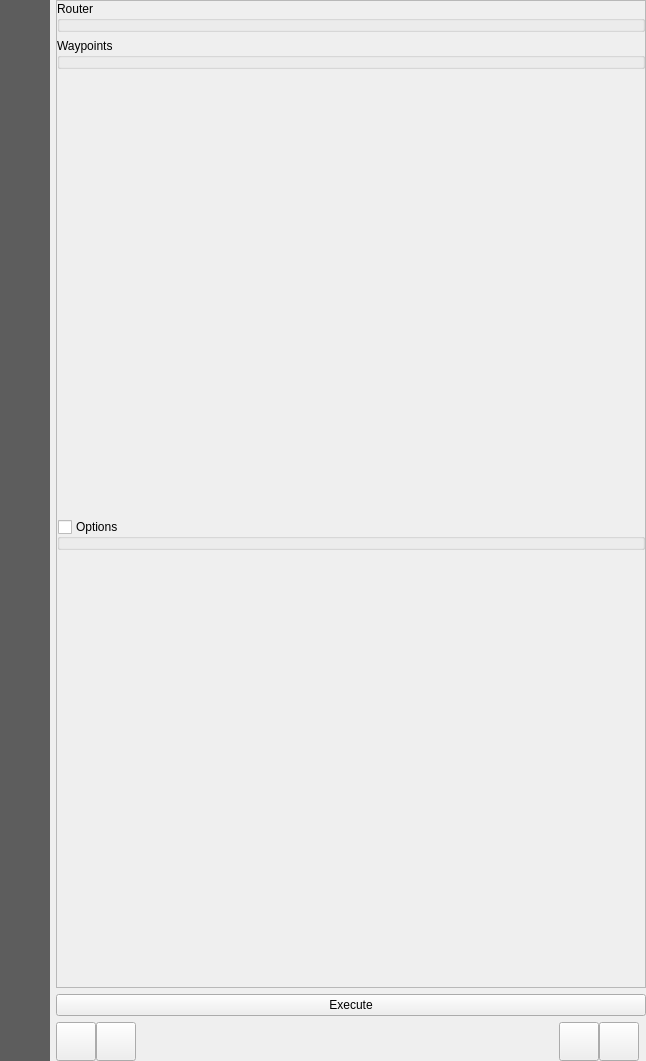
Qt form valhalla/resources/ui/widget_routing_dock.ui (routing-earth/network-analyst-qgis-plugin) before a commit.
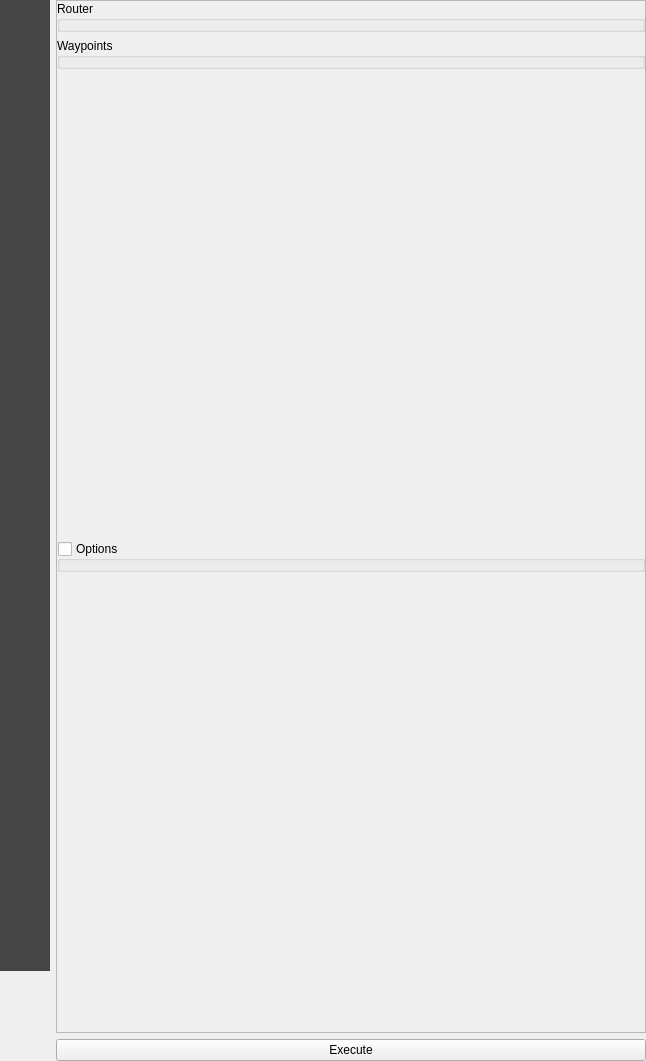
The same form after that commit. Icons and pictures are not drawn. Custom widgets are drawn as their Qt base class.

Diff of the .ui file:
```diff
--- a/valhalla/resources/ui/widget_routing_dock.ui
+++ b/valhalla/resources/ui/widget_routing_dock.ui
@@ -49,7 +49,34 @@
            <number>0</number>
           </property>
           <item>
-           <widget class="QListWidget" name="menu_widget">
+           <widget class="QWidget" name="sidebar_dark" native="true">
+            <property name="sizePolicy">
+             <sizepolicy hsizetype="Preferred" vsizetype="Expanding">
+              <horstretch>0</horstretch>
+              <verstretch>0</verstretch>
+             </sizepolicy>
+            </property>
+            <property name="styleSheet">
+             <string notr="true">#sidebar_dark { background-color: rgb(69, 69, 69); }</string>
+            </property>
+            <layout class="QVBoxLayout" name="sidebar_dark_layout">
+             <property name="spacing">
+              <number>0</number>
+             </property>
+             <property name="leftMargin">
+              <number>0</number>
+             </property>
+             <property name="topMargin">
+              <number>0</number>
+             </property>
+             <property name="rightMargin">
+              <number>0</number>
+             </property>
+             <property name="bottomMargin">
+              <number>0</number>
+             </property>
+             <item>
+              <widget class="QListWidget" name="menu_widget">
             <property name="sizePolicy">
              <sizepolicy hsizetype="Preferred" vsizetype="Preferred">
               <horstretch>0</horstretch>
@@ -64,7 +91,7 @@
             </property>
             <property name="styleSheet">
              <string notr="true">QListWidget{
-	background-color: rgba(69, 69, 69, 220);
+	background-color: rgb(69, 69, 69);
 	outline: 0;
 }
 QListWidget::item {
@@ -162,6 +189,76 @@
             </item>
            </widget>
           </item>
+             <item>
+              <spacer name="sidebarSpacer">
+               <property name="orientation">
+                <enum>Qt::Vertical</enum>
+               </property>
+               <property name="sizeHint" stdset="0">
+                <size>
+                 <width>20</width>
+                 <height>40</height>
+                </size>
+               </property>
+              </spacer>
+             </item>
+            </layout>
+           </widget>
+          </item>
+          <item>
+           <spacer name="sidebarButtonsGap">
+            <property name="orientation">
+             <enum>Qt::Vertical</enum>
+            </property>
+            <property name="sizeType">
+             <enum>QSizePolicy::Fixed</enum>
+            </property>
+            <property name="sizeHint" stdset="0">
+             <size>
+              <width>20</width>
+              <height>12</height>
+             </size>
+            </property>
+           </spacer>
+          </item>
+          <item alignment="Qt::AlignHCenter">
+           <widget class="QToolButton" name="ui_re_btn">
+            <property name="toolTip">
+             <string>routing.earth QGIS plugin</string>
+            </property>
+            <property name="text">
+             <string/>
+            </property>
+            <property name="iconSize">
+             <size>
+              <width>32</width>
+              <height>32</height>
+             </size>
+            </property>
+            <property name="autoRaise">
+             <bool>true</bool>
+            </property>
+           </widget>
+          </item>
+          <item alignment="Qt::AlignHCenter">
+           <widget class="QToolButton" name="ui_help_btn">
+            <property name="text">
+             <string/>
+            </property>
+            <property name="icon">
+             <iconset theme=":images/themes/default/mActionHelpContents.svg"/>
+            </property>
+            <property name="iconSize">
+             <size>
+              <width>32</width>
+              <height>32</height>
+             </size>
+            </property>
+            <property name="autoRaise">
+             <bool>true</bool>
+            </property>
+           </widget>
+          </item>
          </layout>
         </widget>
        </item>
@@ -637,100 +734,6 @@
            </property>
           </widget>
          </item>
-         <item>
-          <layout class="QHBoxLayout" name="horizontalLayout_8">
-           <property name="spacing">
-            <number>0</number>
-           </property>
-           <item>
-            <widget class="QToolButton" name="ui_log_btn">
-             <property name="text">
-              <string/>
-             </property>
-             <property name="iconSize">
-              <size>
-               <width>32</width>
-               <height>32</height>
-              </size>
-             </property>
-            </widget>
-           </item>
-           <item>
-            <widget class="QToolButton" name="ui_graph_btn">
-             <property name="toolTip">
-              <string>Loads the current graph extent as polygon layer and checks for things like admins &amp; tz dbs</string>
-             </property>
-             <property name="text">
-              <string/>
-             </property>
-             <property name="iconSize">
-              <size>
-               <width>32</width>
-               <height>32</height>
-              </size>
-             </property>
-            </widget>
-           </item>
-           <item>
-            <spacer name="horizontalSpacer_6">
-             <property name="orientation">
-              <enum>Qt::Horizontal</enum>
-             </property>
-             <property name="sizeHint" stdset="0">
-              <size>
-               <width>40</width>
-               <height>20</height>
-              </size>
-             </property>
-            </spacer>
-           </item>
-           <item>
-            <widget class="QToolButton" name="ui_re_btn">
-             <property name="toolTip">
-              <string>routing.earth QGIS plugin</string>
-             </property>
-             <property name="text">
-              <string/>
-             </property>
-             <property name="iconSize">
-              <size>
-               <width>32</width>
-               <height>32</height>
-              </size>
-             </property>
-            </widget>
-           </item>
-           <item>
-            <widget class="QToolButton" name="ui_help_btn">
-             <property name="text">
-              <string/>
-             </property>
-             <property name="icon">
-              <iconset theme=":images/themes/default/mActionHelpContents.svg"/>
-             </property>
-             <property name="iconSize">
-              <size>
-               <width>32</width>
-               <height>32</height>
-              </size>
-             </property>
-            </widget>
-           </item>
-           <item alignment="Qt::AlignHCenter">
-            <widget class="QLabel" name="label_16">
-             <property name="sizePolicy">
-              <sizepolicy hsizetype="Preferred" vsizetype="Preferred">
-               <horstretch>0</horstretch>
-               <verstretch>0</verstretch>
-              </sizepolicy>
-             </property>
-             <property name="text">
-              <string/>
-             </property>
-            </widget>
-           </item>
-          </layout>
-         </item>
         </layout>
        </item>
       </layout>
```
